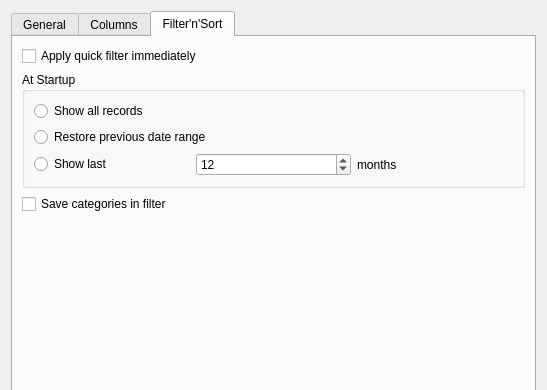
First picture: the form in app/settingsdialog.ui, repository DarkHobbit/homewallet, before the edit; both pictures show x 0 to 547 and y 0 to 390 of the 547 by 576 pixel window.
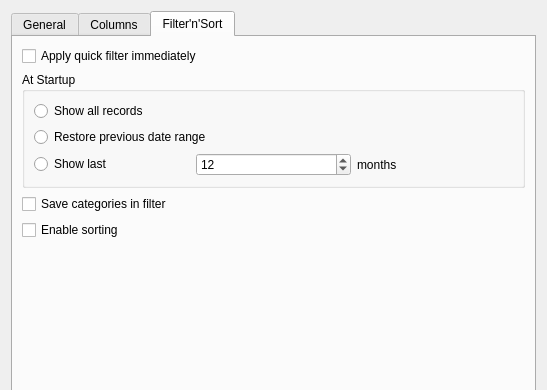
Second picture: the form after the edit. The open tabs and pages were chosen to show the change.

The edit to the form file:
```diff
--- a/app/settingsdialog.ui
+++ b/app/settingsdialog.ui
@@ -340,6 +340,13 @@
          </property>
         </widget>
        </item>
+       <item>
+        <widget class="QCheckBox" name="cbEnableSorting">
+         <property name="text">
+          <string>Enable sorting</string>
+         </property>
+        </widget>
+       </item>
        <item>
         <spacer name="verticalSpacer_2">
          <property name="orientation">
```
